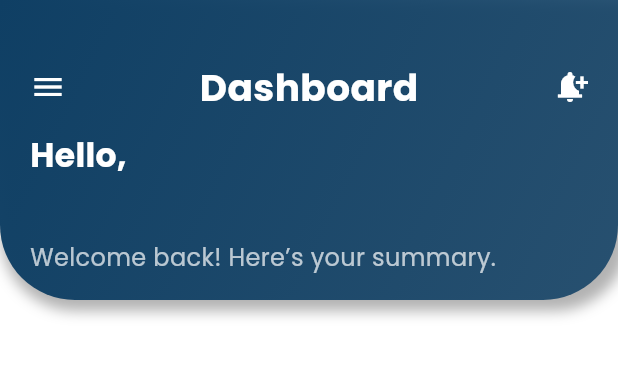
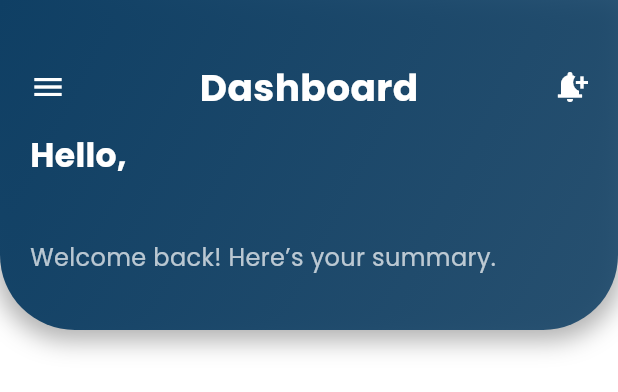
Before and after one commit to premiergroupdev/ESS, a Flutter app: the CustomHeader widget shown alone on an empty page, opened directly with empty values, on a phone screen of 412 x 824 dp. Shown: the top 392 px of the screen. Run offline on Flutter 3.47's test engine with Material 3 defaults, Android fonts, the phone set to English and light mode, and no system bars; our stand-ins replace cherry_toast, cloud_firestore, confetti, connectivity, dio, firebase_core and 28 more; missing offline and left inert: flutter_background_service, in_app_update; accounts and stored records are empty; network calls fail; statements that could not run were skipped.

Commit message:
layout issues resolved

```diff
--- a/lib/Ess_App/src/views/dashboard/dashboard_view.dart
+++ b/lib/Ess_App/src/views/dashboard/dashboard_view.dart
@@ -78,7 +78,7 @@ class _DashboardViewState extends State<DashboardView> {
             body:
 
               SingleChildScrollView(
-
+                physics: ClampingScrollPhysics(),
                 child: Column(
                 children: [
                   CustomHeader(
@@ -561,7 +561,7 @@ Widget leavesCart(BuildContext context, String title, String count, String icon)
     builder: (context, constraints) {
       return Container(
         width: screenWidth * 0.28, // adjust as per design
-        height: screenHeight * 0.16, // relative height
+        //height: screenHeight * 0.16, // relative height
         decoration: BoxDecoration(
           gradient: LinearGradient(
             colors: [AppColors.primary, AppColors.secondary],
@@ -711,12 +711,8 @@ class CustomHeader extends StatelessWidget {
     return Stack(
       children: [
 
-        Transform.translate(
-          offset: Offset(0, 0), // Move upward to fill gap
-          child: Transform.rotate(
-            angle: 0,
-            child: Container(
-              height: 200,
+        Container(
+              height: 220,
               decoration: BoxDecoration(
                 gradient: LinearGradient(
                   begin: Alignment.topLeft,
@@ -730,8 +726,8 @@ class CustomHeader extends StatelessWidget {
                   BoxShadow(
                     color: Colors.black.withOpacity(0.3),
                     spreadRadius: 3,
-                    blurRadius: 7,
-                    offset: Offset(4, 4),
+                    blurRadius: 13,
+                    offset: Offset(0, 4),
                   ),
                 ],
                 borderRadius: BorderRadius.only(
@@ -740,8 +736,7 @@ class CustomHeader extends StatelessWidget {
                 ),
               ),
             ),
-          ),
-        ),
+
 
         // Header content
         Padding(
@@ -816,7 +811,9 @@ Padding(
           ),
           SizedBox(height: 10),
           Container(
+
             height: 85,
+
             child: ListView.builder(
               scrollDirection: Axis.horizontal,
               physics: BouncingScrollPhysics(),
@@ -827,7 +824,8 @@ Padding(
 
                   Container(
 
-                  width: 90,
+width: 120,
+                    padding: EdgeInsets.all(8),
                   margin: EdgeInsets.only(right: 10),
                   decoration: BoxDecoration(
                     color: Colors.blue[50],
--- a/lib/Learning_management_system/Screens/Login/Login_view.dart
+++ b/lib/Learning_management_system/Screens/Login/Login_view.dart
@@ -102,7 +102,7 @@ class Login_learning_management extends StatelessWidget {
                                             CusTextField(
 
                                               controller: viewModel.emailcontroller,
-                                              labelText: 'Email',
+                                              labelText: 'Username',
                                               prefixIcon: Icon(Icons.email),),
                                             SizedBox(height: 15,),
                                             CusTextField(controller: viewModel.passwordcontroller,
--- a/pubspec.yaml
+++ b/pubspec.yaml
@@ -1,7 +1,7 @@
 name: ess
 description: Employee Management System for Premier Groups
 publish_to: "none"
-version: 39.0.0
+version: 40.0.0
 
 environment:
   sdk: ">=2.19.0 <4.0.0"
```
Also changed, not shown: lib/Ess_App/src/views/login/login_view.dart (+4 -3 lines), 1 other file.
